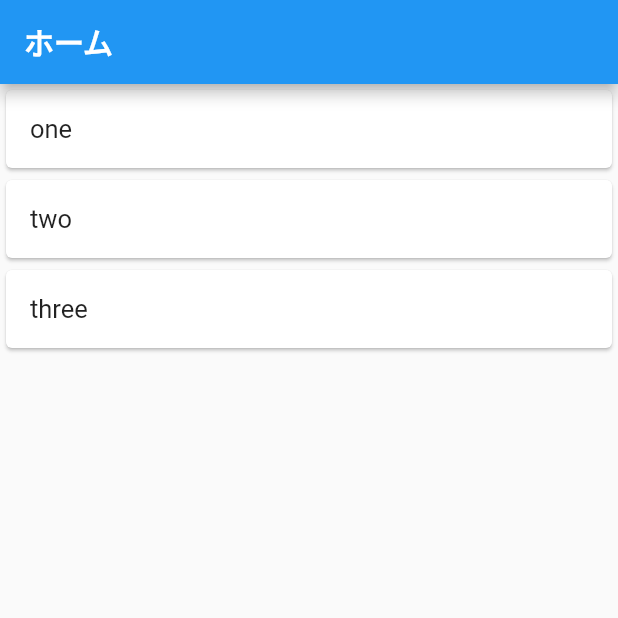
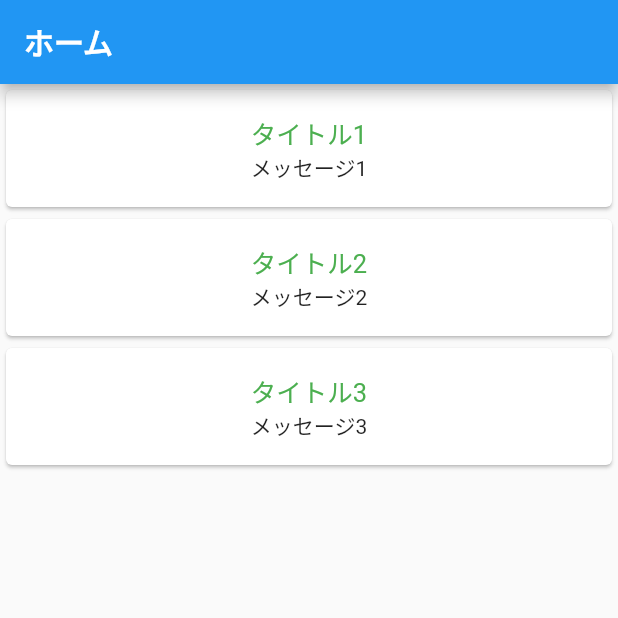
Before and after one commit to y-okudera/flutter_list_view, a Flutter app: the screen it shows after launch, on a phone screen of 412 x 824 dp, the top half of it. Run offline on Flutter 3.47's test engine with Material 2 defaults, Android fonts, the light colour scheme and no system bars; missing offline and left inert: dart:ffi.

Commit message:
ListViewの要素をクラス分け

```diff
--- a/lib/main.dart
+++ b/lib/main.dart
@@ -1,3 +1,5 @@
+import 'dart:ffi';
+
 import 'package:flutter/material.dart';
 
 void main() => runApp(MyApp());
@@ -17,7 +19,11 @@ class HomeWidget extends StatefulWidget {
 }
 
 class _HomeWidgetState extends State<HomeWidget> {
-  var listItem = ["one", "two", "three"];
+  List<Map<String, String>> items = [
+    {'title': 'タイトル1', 'message': 'メッセージ1'},
+    {'title': 'タイトル2', 'message': 'メッセージ2'},
+    {'title': 'タイトル3', 'message': 'メッセージ3'},
+  ];
 
   @override
   Widget build(BuildContext context) {
@@ -30,23 +36,48 @@ class _HomeWidgetState extends State<HomeWidget> {
       ),
       body: ListView.builder(
         itemBuilder: (BuildContext context, int index) {
+          return CustomCard(items[index]['title'].toString(),
+              items[index]['message'].toString());
+        },
+        itemCount: items.length,
+      ),
+    );
+  }
+}
+
+class CustomCard extends StatefulWidget {
+  final String title;
+  final String message;
+  CustomCard(this.title, this.message);
+
+  @override
+  _CustomCardState createState() => _CustomCardState();
+}
+
+class _CustomCardState extends State<CustomCard> {
+  @override
+  Widget build(BuildContext context) {
     return Card(
       child: new InkWell(
         onTap: () {
-                print('tapped index $index');
+          print('タップ');
         },
         child: Padding(
-                child: Text(
-                  listItem[index],
-                  style: TextStyle(fontSize: 17.0),
+          child: Column(
+            children: <Widget>[
+              Text(
+                widget.title,
+                style: TextStyle(fontSize: 17.0, color: Colors.green),
+              ),
+              Text(
+                widget.message,
+                style: TextStyle(fontSize: 14.0),
+              ),
+            ],
           ),
           padding: EdgeInsets.all(16.0),
         ),
       ),
     );
-        },
-        itemCount: listItem.length,
-      ),
-    );
   }
 }
```
Lines whose indentation alone changed are shown as unchanged.
